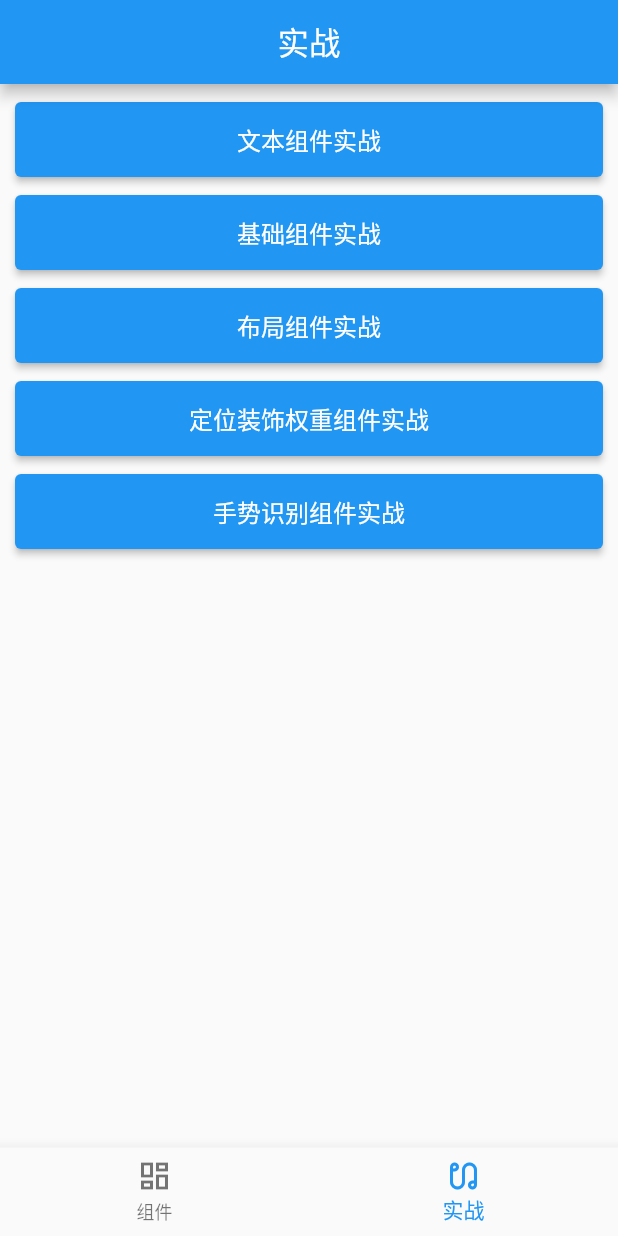
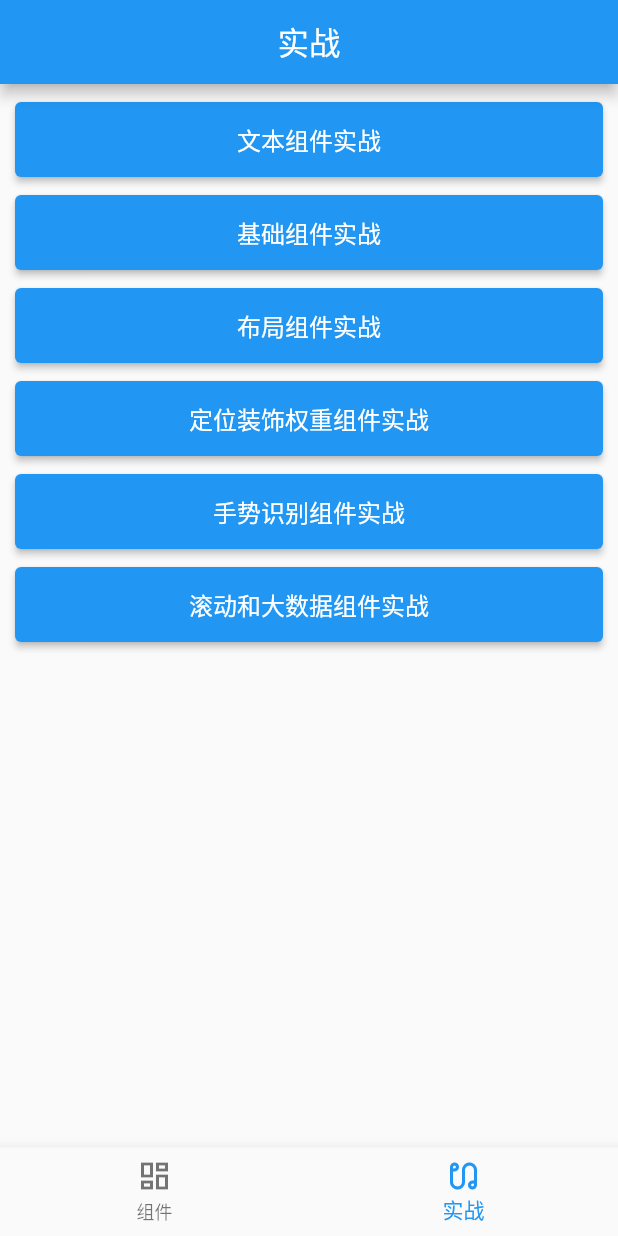
Before and after one commit to xuzhb24/basic_project, a Flutter app: the screen it shows after launch, item 2 of the bottom bar chosen, on a phone screen of 412 x 824 dp. Run offline on Flutter 3.47's test engine with Material 2 defaults, Android fonts, the phone set to English and light mode, and no system bars.

Commit message:
【实战】滚动和大数据组件实战添加

```diff
--- a/lib/func/router_table.dart
+++ b/lib/func/router_table.dart
@@ -8,6 +8,7 @@ import 'package:basic_project/ui/widget_function.dart';
 import 'package:flutter/cupertino.dart';
 import 'package:flutter/material.dart';
 
+import '../ui/practice/practice_scroll.dart';
 import '../ui/practice/practice_text.dart';
 import '../ui/widget/widget_basic.dart';
 import '../ui/widget/widget_box.dart';
@@ -72,8 +73,9 @@ class RouterTable {
   static String pageView1 = 'PageView$div基础用法';
   static String pageView2 = 'PageView$div无限滚动';
   static String pageView3 = 'PageView$div实现指示器';
-  static String pageView4 = 'PageView$div切换动画';
   static String dataTable = 'DataTable';
+  static String scrollPractice = '滚动和大数据组件实战';
+  static String scrollPractice1 = '滚动和大数据组件实战$div自定义PageView切换动画';
 
   static String sliverAppBar = 'SliverAppBar';
   static String customScrollView = 'CustomScrollView';
@@ -175,8 +177,10 @@ class RouterTable {
     pageView1: (context) => PageViewPage1(title: pickTitle(pageView1)),
     pageView2: (context) => PageViewPage2(title: pickTitle(pageView2)),
     pageView3: (context) => PageViewPage3(title: pickTitle(pageView3)),
-    pageView4: (context) => PageViewPage4(title: pickTitle(pageView4)),
     dataTable: (context) => DataTablePage(title: dataTable),
+    scrollPractice: (context) => ScrollPracticePage(title: scrollPractice),
+    scrollPractice1: (context) =>
+        ScrollPracticePage1(title: pickTitle(scrollPractice1)),
 
     sliverAppBar: (context) => SliverAppBarPage(title: sliverAppBar),
     customScrollView: (context) =>
--- a/lib/ui/practice.dart
+++ b/lib/ui/practice.dart
@@ -13,6 +13,7 @@ class PracticePage extends StatelessWidget {
     RouterTable.layoutPractice,
     RouterTable.boxPractice,
     RouterTable.gesturePractice,
+    RouterTable.scrollPractice,
   ];
 
   @override
```
Also changed, not shown: lib/ui/practice/practice_scroll.dart (added, +125 -0 lines), lib/ui/widget/widget_scroll.dart (+0 -106 lines).
